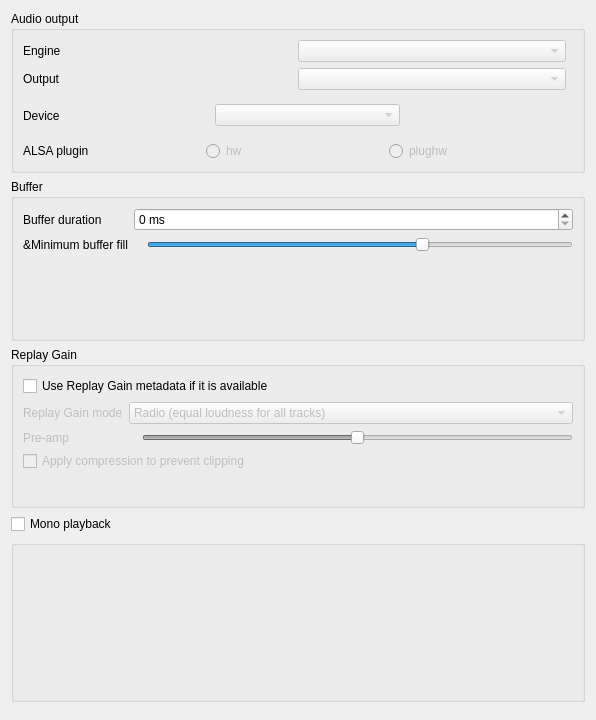
Old version of the form src/settings/backendsettingspage.ui in the repository strawberrymusicplayer/strawberry.
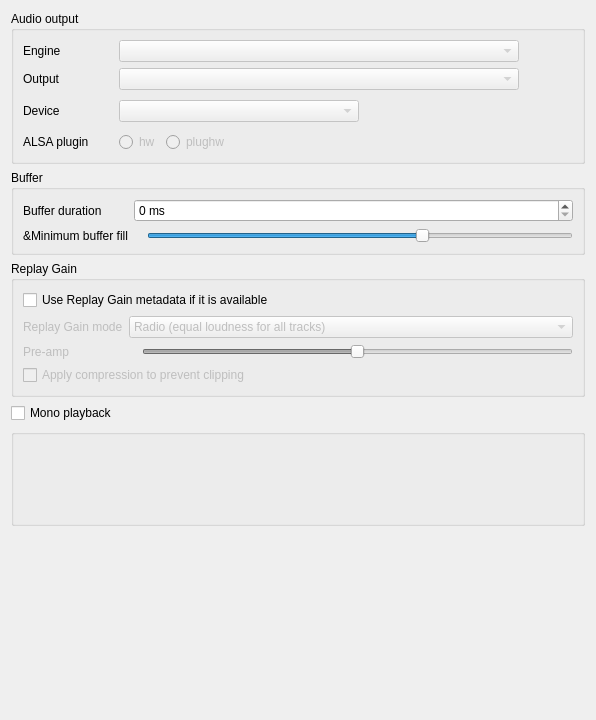
New version of the form. Custom widgets are drawn as their Qt base class.

Commit message: Change size of comboxes in device settings

```diff
--- a/src/settings/backendsettingspage.ui
+++ b/src/settings/backendsettingspage.ui
@@ -40,6 +40,12 @@
           <property name="enabled">
            <bool>false</bool>
           </property>
+          <property name="minimumSize">
+           <size>
+            <width>400</width>
+            <height>0</height>
+           </size>
+          </property>
          </widget>
         </item>
         <item>
@@ -47,6 +53,12 @@
           <property name="orientation">
            <enum>Qt::Horizontal</enum>
           </property>
+          <property name="sizeHint" stdset="0">
+           <size>
+            <width>0</width>
+            <height>0</height>
+           </size>
+          </property>
          </spacer>
         </item>
        </layout>
@@ -71,6 +83,12 @@
           <property name="enabled">
            <bool>false</bool>
           </property>
+          <property name="minimumSize">
+           <size>
+            <width>400</width>
+            <height>0</height>
+           </size>
+          </property>
          </widget>
         </item>
         <item>
@@ -78,6 +96,12 @@
           <property name="orientation">
            <enum>Qt::Horizontal</enum>
           </property>
+          <property name="sizeHint" stdset="0">
+           <size>
+            <width>0</width>
+            <height>0</height>
+           </size>
+          </property>
          </spacer>
         </item>
        </layout>
@@ -102,6 +126,12 @@
           <property name="enabled">
            <bool>false</bool>
           </property>
+          <property name="minimumSize">
+           <size>
+            <width>240</width>
+            <height>0</height>
+           </size>
+          </property>
          </widget>
         </item>
         <item>
@@ -112,7 +142,7 @@
           <property name="minimumSize">
            <size>
             <width>90</width>
-            <height>0</height>
+            <height>30</height>
            </size>
           </property>
           <property name="maximumSize">
@@ -146,6 +176,12 @@
           <property name="orientation">
            <enum>Qt::Horizontal</enum>
           </property>
+          <property name="sizeHint" stdset="0">
+           <size>
+            <width>0</width>
+            <height>0</height>
+           </size>
+          </property>
          </spacer>
         </item>
        </layout>
@@ -202,6 +238,12 @@
           <property name="orientation">
            <enum>Qt::Horizontal</enum>
           </property>
+          <property name="sizeHint" stdset="0">
+           <size>
+            <width>0</width>
+            <height>0</height>
+           </size>
+          </property>
          </spacer>
         </item>
        </layout>
@@ -456,6 +498,12 @@
      <property name="orientation">
       <enum>Qt::Vertical</enum>
      </property>
+     <property name="sizeHint" stdset="0">
+      <size>
+       <width>0</width>
+       <height>0</height>
+      </size>
+     </property>
     </spacer>
    </item>
   </layout>
```
Left out of the diff: 15 changed lines with no effect on the pictures.
